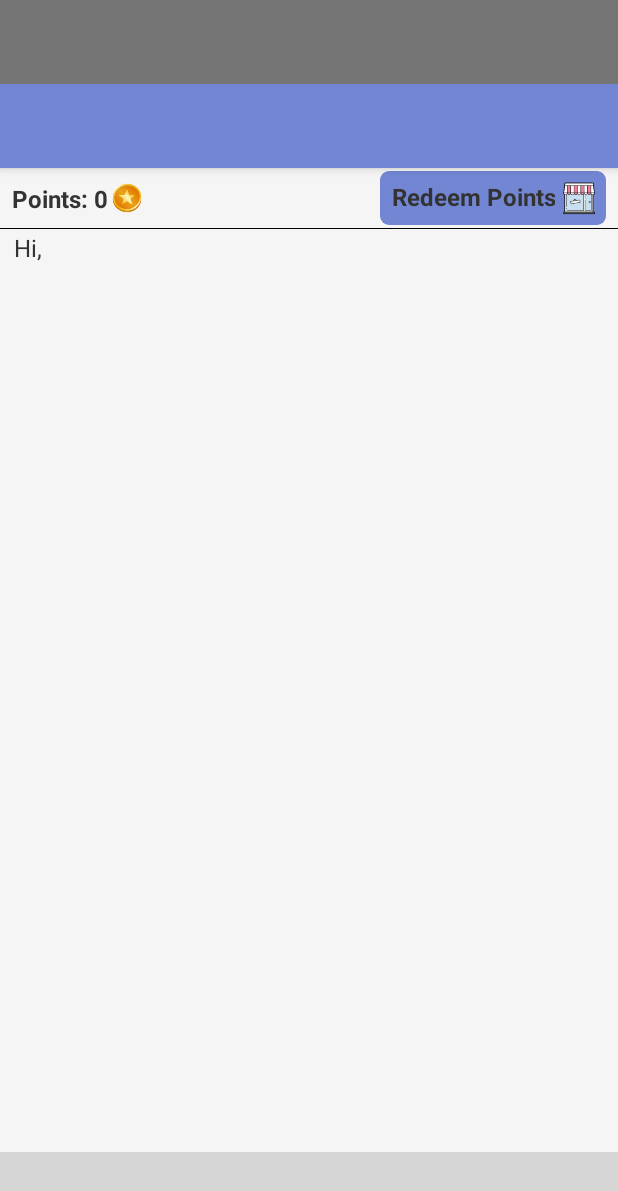
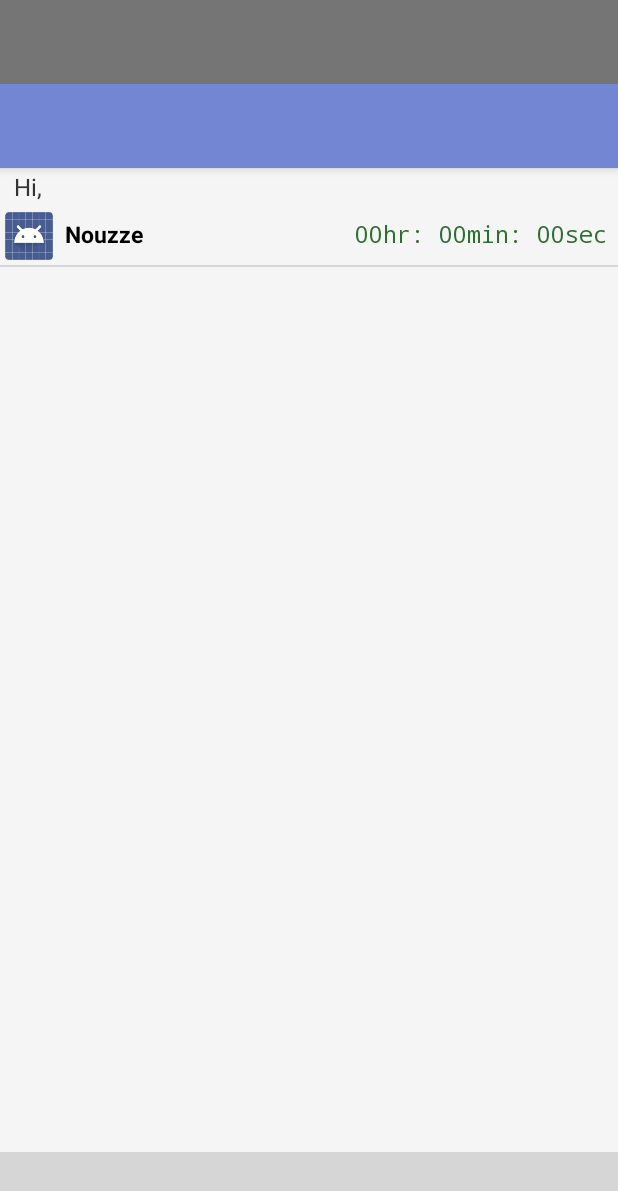
Before and after one commit to aditya6752/Nouzze, an Android app: the layout activity_drawer.xml on its own in the app's theme, with its tools: preview values and no code run, on a phone screen of 412 x 824 dp. Shown: the top 1191 px of the screen. Run offline under Robolectric (Android 15) with nearby library versions, the phone set to English and light mode, and no system bars; plain views replace SmoothBottomBar; grey boxes are pictures that could not be loaded.

```diff
--- a/app/src/main/AndroidManifest.xml
+++ b/app/src/main/AndroidManifest.xml
@@ -22,10 +22,7 @@
         android:supportsRtl="true"
         android:theme="@style/Theme.Nouzze"
         tools:targetApi="31">
-        <activity
-            android:name=".Activities.LeaderBoard"
-            android:exported="false"
-            android:theme="@style/Theme.Nouzze.NoActionBar" />
+        >
         <activity
             android:name=".Activities.SettingActivity"
             android:exported="false"
--- a/app/src/main/java/com/screentimex/nouzze/Activities/MainActivity.kt
+++ b/app/src/main/java/com/screentimex/nouzze/Activities/MainActivity.kt
@@ -143,9 +143,6 @@ class MainActivity : AppCompatActivity() {
             aboutAppButton.setOnClickListener {
                 showCustomDialog()
             }
-            leaderboard.setOnClickListener {
-                startActivity(Intent(this@MainActivity, LeaderBoard::class.java))
-            }
             navDraawerHeaderInclude.logOutButton.setOnClickListener {
                 signOut()
             }
@@ -190,9 +187,6 @@ class MainActivity : AppCompatActivity() {
                 }
             }
         })
-
-        val x = ScreenTimeFragment()
-        x.setHostContext(this)
     }
     private fun setUpActionBar(){
         setSupportActionBar(binding.includeAppBarLayout.toolbar)
--- a/app/src/main/java/com/screentimex/nouzze/Fragments/ScreenTimeFragment.kt
+++ b/app/src/main/java/com/screentimex/nouzze/Fragments/ScreenTimeFragment.kt
@@ -57,12 +57,13 @@ class ScreenTimeFragment : Fragment() {
         inflater: LayoutInflater, container: ViewGroup?,
         savedInstanceState: Bundle?
     ): View? {
+
+
+
         // Inflate the layout for this fragment
         binding = FragmentScreenTimeBinding.inflate(inflater,container,false)
-
-        binding.mainScreenRecyclerView.visibility = View.VISIBLE
-
-
+        mContext = requireContext()
+        setUpRecyclerView()
         return binding.root
     }
 
@@ -80,7 +81,6 @@ class ScreenTimeFragment : Fragment() {
             binding.apply {
                 permissionTextView.visibility = View.INVISIBLE
                 givePermissionButton.visibility = View.INVISIBLE
-                marketPlaceButton.isEnabled = true
                 mainScreenRecyclerView.visibility = View.VISIBLE
                 setUpRecyclerView()
             }
@@ -100,23 +100,21 @@ class ScreenTimeFragment : Fragment() {
         )
         return mode == AppOpsManager.MODE_ALLOWED
     }
-    fun setUpRecyclerView() {
-
-        Log.i("Ritik","Hello , outside coroutine")
-
+    private fun setUpRecyclerView() {
+        if(binding.mainScreenRecyclerView.adapter == null) {
             binding.progressBarButton.visibility = View.VISIBLE
-
+            CoroutineScope(Dispatchers.Default).launch {
                 val appInfoList: List<AppInfo> = getAppInfoList()
-                Log.i("Ritik","Hello , coroutine")
-
-                    midNightWorkScheduler(appInfoList)
+                withContext(Dispatchers.Main) {
+                    //midNightWorkScheduler(appInfoList)
                     val mAdapter1 = AppInfoListAdapter(mContext, appInfoList)
                     binding.mainScreenRecyclerView.adapter = mAdapter1
                     binding.progressBarButton.visibility = View.GONE
-
-
+                }
+            }
+        }
     }
-    private fun midNightWorkScheduler(timeUsageData: List<AppInfo>) {
+    /*private fun midNightWorkScheduler(timeUsageData: List<AppInfo>) {
         val currentTime = Calendar.getInstance()
         val midnight = Calendar.getInstance()
         midnight.add(Calendar.DAY_OF_YEAR, 1)
@@ -138,7 +136,7 @@ class ScreenTimeFragment : Fragment() {
 
         // Schedule the task
         WorkManager.getInstance(mContext).enqueue(workRequest)
-    }
+    }*/
     private fun getAppInfoList(): List<AppInfo> {
         val packageManager: PackageManager = mContext.packageManager
         val packageInfoList: List<PackageInfo> = packageManager.getInstalledPackages(PackageManager.GET_META_DATA)
--- a/app/src/main/res/layout/activity_drawer.xml
+++ b/app/src/main/res/layout/activity_drawer.xml
@@ -185,13 +185,6 @@
                 />
         </LinearLayout>
 
-        <Button
-            android:id="@+id/leaderboard"
-            android:layout_width="match_parent"
-            android:layout_height="wrap_content"
-            android:text="Click"
-            />
-
     </LinearLayout>
     </com.google.android.material.navigation.NavigationView>
 
--- a/app/src/main/res/layout/fragment_screen_time.xml
+++ b/app/src/main/res/layout/fragment_screen_time.xml
@@ -57,81 +57,6 @@
             android:background="@drawable/custom_button_background_profile_page"
             android:textStyle="bold"/>
 
-        <androidx.constraintlayout.widget.ConstraintLayout
-            android:id="@+id/marketPlaceAndPointsLayout"
-            android:layout_width="match_parent"
-            android:layout_height="wrap_content"
-            android:layout_marginTop="2dp"
-            app:layout_constraintTop_toTopOf="parent"
-            app:layout_constraintStart_toStartOf="parent"
-            app:layout_constraintEnd_toEndOf="parent"
-            app:layout_constraintBottom_toTopOf="@id/viewHorizontalLine"
-            >
-            <TextView
-                android:id="@+id/userPoints"
-                app:layout_constraintStart_toStartOf="parent"
-                android:layout_width="wrap_content"
-                android:layout_marginLeft="8dp"
-                android:layout_height="wrap_content"
-                app:layout_constraintTop_toTopOf="parent"
-                app:layout_constraintBottom_toBottomOf="parent"
-                android:textColor="@color/textColor"
-                android:textStyle="bold"
-                android:text="Points: 0"
-                android:textSize="16sp"/>
-
-            <LinearLayout
-                android:id="@+id/marketPlaceButton"
-                android:layout_width="wrap_content"
-                android:layout_height="wrap_content"
-                app:layout_constraintEnd_toEndOf="parent"
-                app:layout_constraintTop_toTopOf="parent"
-                android:padding="2dp"
-                android:layout_marginRight="8dp"
-                android:background="@drawable/rounded_button"
-                app:layout_constraintBottom_toBottomOf="parent"
-                android:orientation="horizontal">
-
-                <TextView
-                    android:layout_width="wrap_content"
-                    android:layout_height="30dp"
-                    android:text="Redeem Points"
-                    android:textSize="16sp"
-                    android:layout_marginLeft="5dp"
-                    android:gravity="center"
-                    android:textStyle="bold"
-                    android:textAllCaps="false"
-                    android:textColor="@color/textColor"
-                    />
-                <ImageView
-                    android:layout_width="32dp"
-                    android:layout_height="32dp"
-                    app:srcCompat="@drawable/shop_icon_100" />
-
-            </LinearLayout>
-
-            <ImageView
-                android:layout_width="25dp"
-                android:layout_height="25dp"
-                android:layout_gravity="center"
-                app:layout_constraintStart_toEndOf="@+id/userPoints"
-                app:layout_constraintTop_toTopOf="parent"
-                app:layout_constraintBottom_toBottomOf="parent"
-                app:srcCompat="@drawable/coin_96" />
-        </androidx.constraintlayout.widget.ConstraintLayout>
-
-        <View
-            android:id="@+id/viewHorizontalLine"
-            android:layout_width="match_parent"
-            android:layout_height="0.5dp"
-            android:layout_marginTop="2dp"
-            android:layout_marginBottom="2dp"
-            android:background="@color/black"
-            app:layout_constraintTop_toBottomOf="@id/marketPlaceAndPointsLayout"
-            app:layout_constraintStart_toStartOf="parent"
-            app:layout_constraintEnd_toEndOf="parent"
-            />
-
         <TextView
             android:id="@+id/userIntroText"
             android:layout_width="match_parent"
@@ -141,7 +66,7 @@
             android:textSize="16sp"
             android:textColor="@color/textColor"
             android:padding="1dp"
-            app:layout_constraintTop_toBottomOf="@id/viewHorizontalLine" />
+            app:layout_constraintTop_toTopOf="parent" />
 
         <ListView
             android:id="@+id/mainScreenRecyclerView"
```
Also changed, not shown: app/src/main/java/com/screentimex/nouzze/Activities/LeaderBoard.kt (deleted, +0 -57 lines), app/src/main/java/com/screentimex/nouzze/Firebase/FireBaseFragments.kt (added, +36 -0 lines), app/src/main/java/com/screentimex/nouzze/Firebase/FireStoreClass.kt (+10 -43 lines), app/src/main/java/com/screentimex/nouzze/Fragments/LeaderboardFragment.kt (+31 -41 lines), app/src/main/res/layout/activity_leader_board.xml (deleted, +0 -44 lines), app/src/main/res/layout/fragment_leaderboard.xml (+24 -6 lines).
